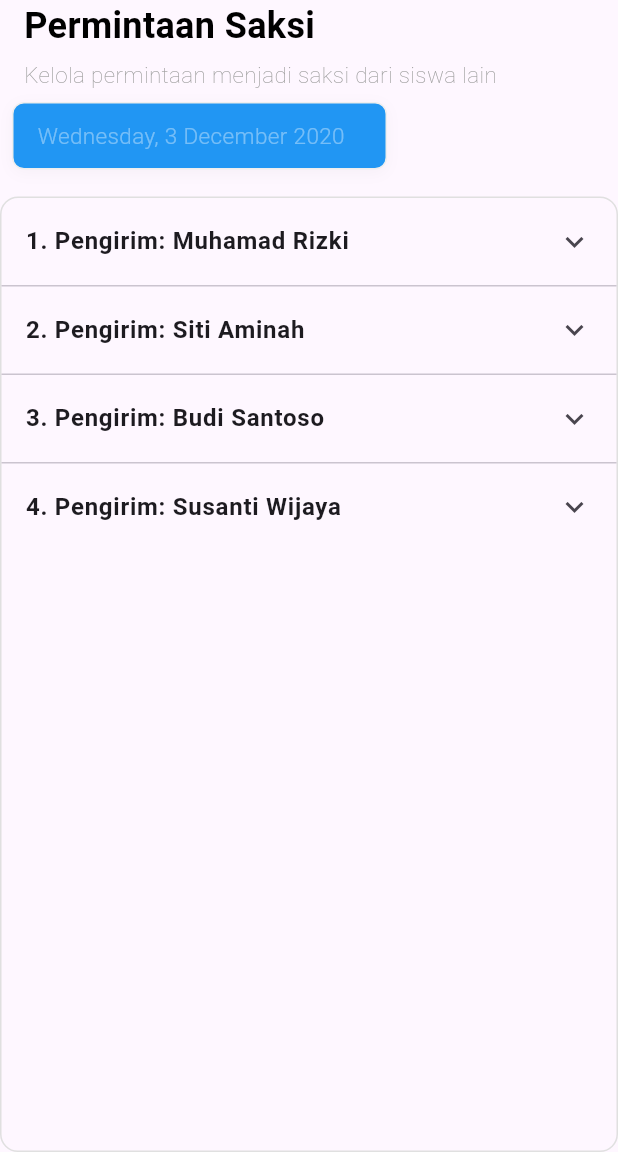
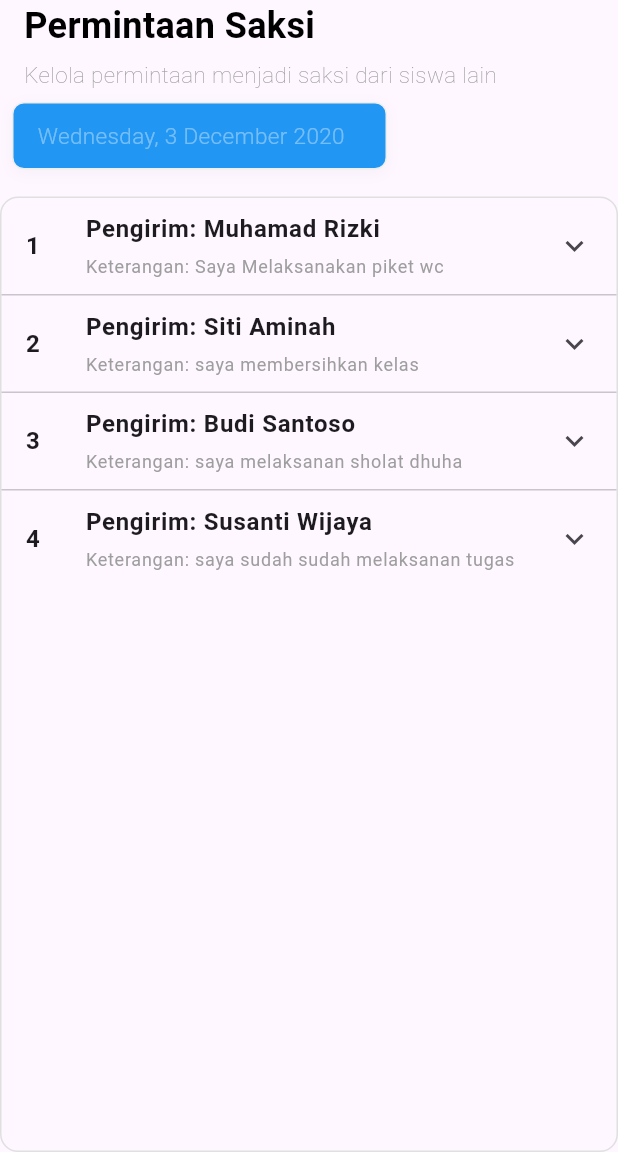
Before and after one commit to MuhammadHaikal1138/slicing_jurnalku, a Flutter app: the screen it shows after launch, on a phone screen of 412 x 824 dp, the part 84-1236 px from its top. Run offline on Flutter 3.47's test engine with Material 3 defaults, Android fonts, the phone set to English and light mode, and no system bars.

Commit message:
done page witness-request-revisi

```diff
--- a/lib/Pages/permintaansaksi.dart
+++ b/lib/Pages/permintaansaksi.dart
@@ -7,24 +7,28 @@ class PermintaanSaksi extends StatelessWidget {
   List<Map<String, String>> permintaanSaksi = [
     {
       'pengirim': 'Muhamad Rizki',
+      'Keterangan': 'Saya Melaksanakan piket wc',
       'tanggal': '03-12-2020',
-      'konfirmasi': 'Sudah Lengkap',
+      'konfirmasi': 'sudah mengerjakan',
     },
     {
       'pengirim': 'Siti Aminah',
+      'Keterangan': 'saya membersihkan kelas',
       'tanggal': '05-12-2020',
-      'konfirmasi': 'Belum Lengkap',
+      'konfirmasi': 'Belum mngerjakan',
     },
     {
       'pengirim': 'Budi Santoso',
+      'Keterangan': 'saya melaksanan sholat dhuha',
       'tanggal': '07-12-2020',
-      'konfirmasi': 'Sudah Lengkap',
+      'konfirmasi': 'sudah mengerjakan',
     },
 
     {
       'pengirim': 'Susanti Wijaya',
+      'Keterangan': 'saya sudah sudah melaksanan tugas',
       'tanggal': '07-12-2020',
-      'konfirmasi': 'Sudah Lengkap',
+      'konfirmasi': 'Belum melaksanankan',
     },
   ];
 
@@ -149,9 +153,27 @@ class PermintaanSaksi extends StatelessWidget {
                     horizontal: 16,
                     vertical: 8,
                   ),
-                  title: Text(
-                    "${index + 1}. Pengirim: ${permintaanSaksi[index]['pengirim']}",
-                    style: TextStyle(fontWeight: FontWeight.bold),
+                  leading: Text(
+                    "${index + 1}",
+                    style: TextStyle(fontWeight: FontWeight.bold, fontSize: 16),
+                  ),
+                  title: Column(
+                    crossAxisAlignment: CrossAxisAlignment.start,
+                    children: [
+                      Text(
+                        "Pengirim: ${permintaanSaksi[index]['pengirim']}",
+                        style: TextStyle(fontWeight: FontWeight.bold),
+                      ),
+                      SizedBox(height: 4),
+                      Text(
+                        "Keterangan: ${permintaanSaksi[index]['Keterangan']}",
+                        style: TextStyle(
+                          fontWeight: FontWeight.w400,
+                          fontSize: 12,
+                          color: Colors.grey,
+                        ),
+                      ),
+                    ],
                   ),
                   children: [
                     Column(
@@ -175,6 +197,33 @@ class PermintaanSaksi extends StatelessWidget {
                         Text(
                           "${permintaanSaksi[index]['konfirmasi']}",
                           style: TextStyle(fontWeight: FontWeight.w400),
+                        ),
+                        SizedBox(height: 10),
+                        Row(
+                          mainAxisAlignment: MainAxisAlignment.end,
+                          children: [
+                            ElevatedButton(
+                              onPressed: () {},
+                              style: ElevatedButton.styleFrom(
+                                backgroundColor: Colors.grey,
+                              ),
+                              child: Text(
+                                "Tidak",
+                                style: TextStyle(color: Colors.white),
+                              ),
+                            ),
+                            SizedBox(width: 8),
+                            ElevatedButton(
+                              onPressed: () {},
+                              style: ElevatedButton.styleFrom(
+                                backgroundColor: Colors.blue,
+                              ),
+                              child: Text(
+                                "Ya",
+                                style: TextStyle(color: Colors.white),
+                              ),
+                            ),
+                          ],
                         ),
                       ],
                     ),
```
Also changed, not shown: lib/Pages/catatan.dart (+7 -45 lines), lib/main.dart (line endings or trailing spaces).
